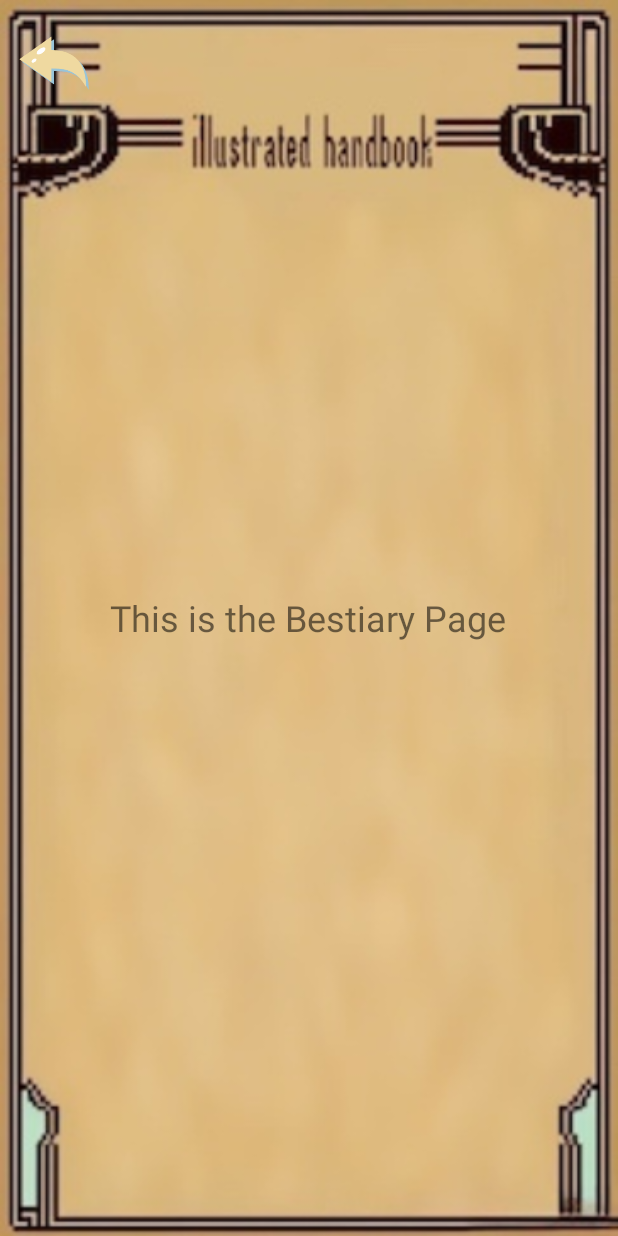
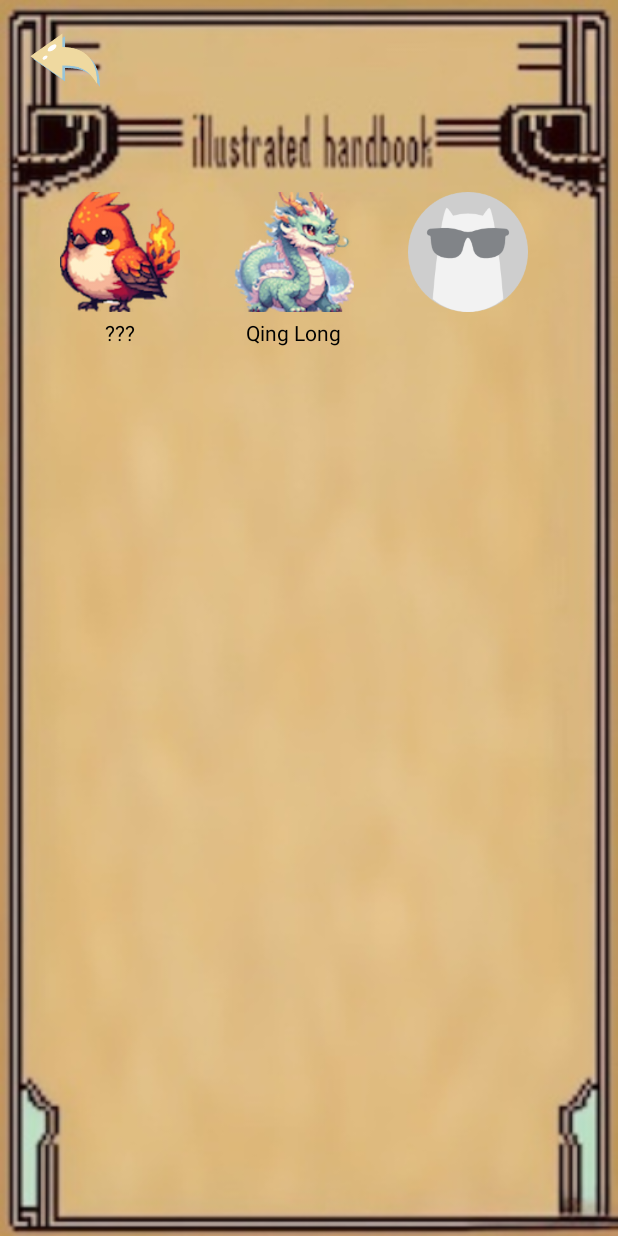
Before and after one commit to Ataraxiaii/David-Deer, an Android app built with Jetpack Compose: the BestiaryActivity screen opened directly, with no data from a screen before it, on a phone screen of 412 x 824 dp. Run offline under Robolectric (Android 15) with nearby library versions, the light colour scheme and no system bars.

Commit message:
Completed the specific content of the bestiary interface, and clicked on the spirit beast to jump to detailed information.

```diff
--- a/app/build.gradle.kts
+++ b/app/build.gradle.kts
@@ -50,6 +50,7 @@ dependencies {
     implementation(libs.androidx.ui.tooling.preview)
     implementation(libs.androidx.material3)
     implementation(libs.androidx.appcompat)
+    implementation(libs.androidx.recyclerview)
     testImplementation(libs.junit)
     androidTestImplementation(libs.androidx.junit)
     androidTestImplementation(libs.androidx.espresso.core)
--- a/app/src/main/java/com/daviddeer/daviddeer/BestiaryActivity.kt
+++ b/app/src/main/java/com/daviddeer/daviddeer/BestiaryActivity.kt
@@ -3,13 +3,29 @@ package com.daviddeer.daviddeer
 import android.os.Bundle
 import android.widget.ImageButton
 import androidx.activity.ComponentActivity
+import androidx.recyclerview.widget.GridLayoutManager
+import androidx.recyclerview.widget.RecyclerView
+import com.daviddeer.daviddeer.adapters.BeastAdapter
+import com.daviddeer.daviddeer.data.BeastRepository
 
 //图鉴界面
 class BestiaryActivity : ComponentActivity() {
+    // beast 数据
+    private lateinit var recyclerView: RecyclerView
+    private lateinit var beastAdapter: BeastAdapter
+    private val beastList = BeastRepository.getBeasts() // beast模拟数据
+
     override fun onCreate(savedInstanceState: Bundle?) {
         super.onCreate(savedInstanceState)
-        setContentView(R.layout.activity_bestiary)
+        setContentView(R.layout.activity_bestiary) // 设置适配器
 
+        // 图鉴列表
+        recyclerView = findViewById<RecyclerView>(R.id.bestiaryRecyclerView)
+        recyclerView.layoutManager = GridLayoutManager(this, 3) // 三列网格
+        beastAdapter = BeastAdapter(beastList, this)
+        recyclerView.adapter = beastAdapter
+
+        // 返回按钮
         val backButton = findViewById<ImageButton>(R.id.btnBack)
         backButton.setOnClickListener {
             finish()  // 返回上一界面（MainActivity）
--- /dev/null
+++ b/app/src/main/java/com/daviddeer/daviddeer/adapters/BeastAdapter.kt
@@ -0,0 +1,89 @@
+package com.daviddeer.daviddeer.adapters
+
+import android.content.Context
+import android.view.LayoutInflater
+import android.view.View
+import android.view.ViewGroup
+import android.widget.ImageView
+import android.widget.TextView
+import android.widget.Toast
+import androidx.appcompat.app.AlertDialog
+import androidx.recyclerview.widget.RecyclerView
+import com.daviddeer.daviddeer.R
+import com.daviddeer.daviddeer.data.Beast
+import android.util.Log
+
+class BeastAdapter(
+    private val beasts: List<Beast>,
+    private val context: Context
+) : RecyclerView.Adapter<BeastAdapter.BeastViewHolder>() {
+
+    inner class BeastViewHolder(view: View) : RecyclerView.ViewHolder(view) {
+        val image: ImageView = view.findViewById(R.id.beastImage)
+        val name: TextView = view.findViewById(R.id.beastName)
+    }
+
+    override fun onCreateViewHolder(parent: ViewGroup, viewType: Int): BeastViewHolder {
+        val view = LayoutInflater.from(parent.context)
+            .inflate(R.layout.item_beast, parent, false)
+        return BeastViewHolder(view)
+    }
+
+    // 图鉴展示
+    override fun onBindViewHolder(holder: BeastViewHolder, position: Int) {
+        val beast = beasts[position]
+
+        // 是否游戏闯关，关乎图片是否展示
+        if (!beast.isUnlocked) {
+            holder.image.setImageResource(R.drawable.beastlocked) // 没有通过闯关，黑图
+            holder.name.visibility = View.INVISIBLE // 姓名不可见
+        } else {
+            holder.image.setImageResource(beast.imageResId) // 游戏闯关通过可以看见图
+            holder.name.visibility = View.VISIBLE
+            holder.name.text = if (beast.isCaptured) beast.name else "???" // 地图捕捉之后故事可见，否则不可见
+        }
+
+        // 游戏通关与未通关的点击事件
+        holder.itemView.setOnClickListener {
+            if (!beast.isUnlocked) {
+                // 未通过
+                Toast.makeText(context, "The beast has not yet been unlocked.", Toast.LENGTH_SHORT).show()
+            } else {
+                // 通过
+                showBeastDialog(beast, beast.isCaptured)
+            }
+        }
+    }
+
+    override fun getItemCount(): Int = beasts.size
+
+    // 详细灵兽图鉴展示
+    private fun showBeastDialog(beast: Beast, showDetails: Boolean) {
+        try {
+            val builder = AlertDialog.Builder(context)
+            val view = LayoutInflater.from(context).inflate(R.layout.dialog_beast_detail, null)
+
+            val img = view.findViewById<ImageView>(R.id.dialogBeastImage)
+            val name = view.findViewById<TextView>(R.id.dialogBeastName)
+            val story = view.findViewById<TextView>(R.id.dialogBeastStory)
+
+            img.setImageResource(beast.imageResId)
+
+            // 具体灵兽信息 捕捉后展示名字，故事，否则不展示
+            if (showDetails) {
+                name.text = beast.name
+                story.text = beast.story
+            } else {
+                name.text = "???"
+                story.text = "The beast has not yet been uncaptured"
+            }
+
+            builder.setView(view)
+                .setPositiveButton("Close", null)
+                .create().show()
+        } catch (e: Exception) {
+            Log.e("BeastAdapter", "Error showing beast dialog: ${e.message}", e)
+            Toast.makeText(context, "An error occurred while showing the beast details.", Toast.LENGTH_SHORT).show()
+        }
+    }
+}
--- a/app/src/main/java/com/daviddeer/daviddeer/Beast.kt
+++ b/app/src/main/java/com/daviddeer/daviddeer/data/Beast.kt
@@ -1,4 +1,4 @@
-package com.daviddeer.daviddeer
+package com.daviddeer.daviddeer.data
 
 //灵兽的数据结构
 data class Beast(
--- /dev/null
+++ b/app/src/main/java/com/daviddeer/daviddeer/data/BeastRepository.kt
@@ -0,0 +1,35 @@
+package com.daviddeer.daviddeer.data
+
+import com.daviddeer.daviddeer.R
+
+//静态Beast列表，用于演示
+object BeastRepository {
+
+    fun getBeasts():
+    List<Beast> = listOf(
+        Beast(
+            id = 1,
+            name = "Zhu Que",
+            imageResId = R.drawable.zhuque,
+            story = "朱雀，红色的鸟，象征祥瑞的古典的朱雀成了一种纯粹而神秘的符号。",
+            true,
+            false
+        ),
+        Beast(
+            id = 2,
+            name = "Qing Long",
+            imageResId = R.drawable.qinglong,
+            story = "青龙是中国古代最令妖邪胆战且法力无边的神兽之一.",
+            true,
+            true
+        ),
+        Beast(
+            id = 3,
+            name = "Jiu Wei Hu",
+            imageResId = R.drawable.jiuweihu,
+            story = "九尾狐通灵性，多姿而神秘，是祥瑞之兽，也可化身为人。",
+            false,
+            false
+        )
+    )
+}
--- a/app/src/main/res/layout/activity_bestiary.xml
+++ b/app/src/main/res/layout/activity_bestiary.xml
@@ -3,6 +3,17 @@
     android:layout_width="match_parent"
     android:layout_height="match_parent"
     android:background="@drawable/bestiarypage">
+
+    <!--    图鉴列表-->
+    <androidx.recyclerview.widget.RecyclerView
+        android:id="@+id/bestiaryRecyclerView"
+        android:layout_width="match_parent"
+        android:layout_height="match_parent"
+        android:layout_marginStart="24dp"
+        android:layout_marginEnd="24dp"
+        android:layout_marginTop="112dp"
+        android:padding="8dp"
+        android:clipToPadding="false"/>
 
     <!-- 返回按钮 -->
     <ImageButton
@@ -11,17 +22,10 @@
         android:layout_height="60dp"
         android:layout_alignParentStart="true"
         android:layout_alignParentTop="true"
-        android:layout_marginStart="8dp"
-        android:layout_marginTop="15dp"
+        android:layout_marginStart="15dp"
+        android:layout_marginTop="13dp"
         android:background="@android:color/transparent"
+        android:contentDescription="Back"
         android:scaleType="fitCenter"
-        android:contentDescription="Back"
         android:src="@drawable/ic_backyellow" />
-
-    <TextView
-            android:layout_width="wrap_content"
-            android:layout_height="wrap_content"
-            android:text="This is the Bestiary Page"
-            android:layout_centerInParent="true"
-            android:textSize="24sp"/>
 </RelativeLayout>
--- /dev/null
+++ b/app/src/main/res/layout/item_beast.xml
@@ -0,0 +1,25 @@
+<?xml version="1.0" encoding="utf-8"?>
+<LinearLayout xmlns:android="http://schemas.android.com/apk/res/android"
+    android:orientation="vertical"
+    android:layout_width="wrap_content"
+    android:layout_height="wrap_content"
+    android:gravity="center"
+    android:padding="8dp">
+
+    <!--灵兽图片-->
+    <ImageView
+        android:id="@+id/beastImage"
+        android:layout_width="80dp"
+        android:layout_height="80dp"
+        android:scaleType="centerCrop" />
+
+    <!--灵兽名字-->
+    <TextView
+        android:id="@+id/beastName"
+        android:layout_width="wrap_content"
+        android:layout_height="wrap_content"
+        android:textSize="14sp"
+        android:layout_marginTop="4dp"
+        android:textColor="@android:color/black" />
+
+</LinearLayout>
--- a/app/src/main/res/values/themes.xml
+++ b/app/src/main/res/values/themes.xml
@@ -1,5 +1,5 @@
 <?xml version="1.0" encoding="utf-8"?>
 <resources>
-
-    <style name="Theme.DavidDeer" parent="android:Theme.Material.Light.NoActionBar" />
+    <style name="Theme.DavidDeer" parent="Theme.AppCompat.Light.NoActionBar" />
+    <!--    <style name="Theme.DavidDeer" parent="android:Theme.Material.Light.NoActionBar" />-->
 </resources>
--- a/gradle/libs.versions.toml
+++ b/gradle/libs.versions.toml
@@ -9,6 +9,7 @@ lifecycleRuntimeKtx = "2.6.1"
 activityCompose = "1.8.0"
 composeBom = "2024.09.00"
 appcompat = "1.7.0"
+recyclerview = "1.3.1"
 
 [libraries]
 androidx-core-ktx = { group = "androidx.core", name = "core-ktx", version.ref = "coreKtx" }
@@ -26,6 +27,7 @@ androidx-ui-test-manifest = { group = "androidx.compose.ui", name = "ui-test-man
 androidx-ui-test-junit4 = { group = "androidx.compose.ui", name = "ui-test-junit4" }
 androidx-material3 = { group = "androidx.compose.material3", name = "material3" }
 androidx-appcompat = { group = "androidx.appcompat", name = "appcompat", version.ref = "appcompat" }
+androidx-recyclerview = { group = "androidx.recyclerview", name = "recyclerview", version.ref = "recyclerview" }
 
 [plugins]
 android-application = { id = "com.android.application", version.ref = "agp" }
```
Also changed, not shown: app/src/main/java/com/daviddeer/daviddeer/BeastRepository.kt (deleted, +0 -26 lines), app/src/main/res/layout/dialog_beast_detail.xml (added, +34 -0 lines), app/src/main/res/drawable/beastlocked.png (added).
